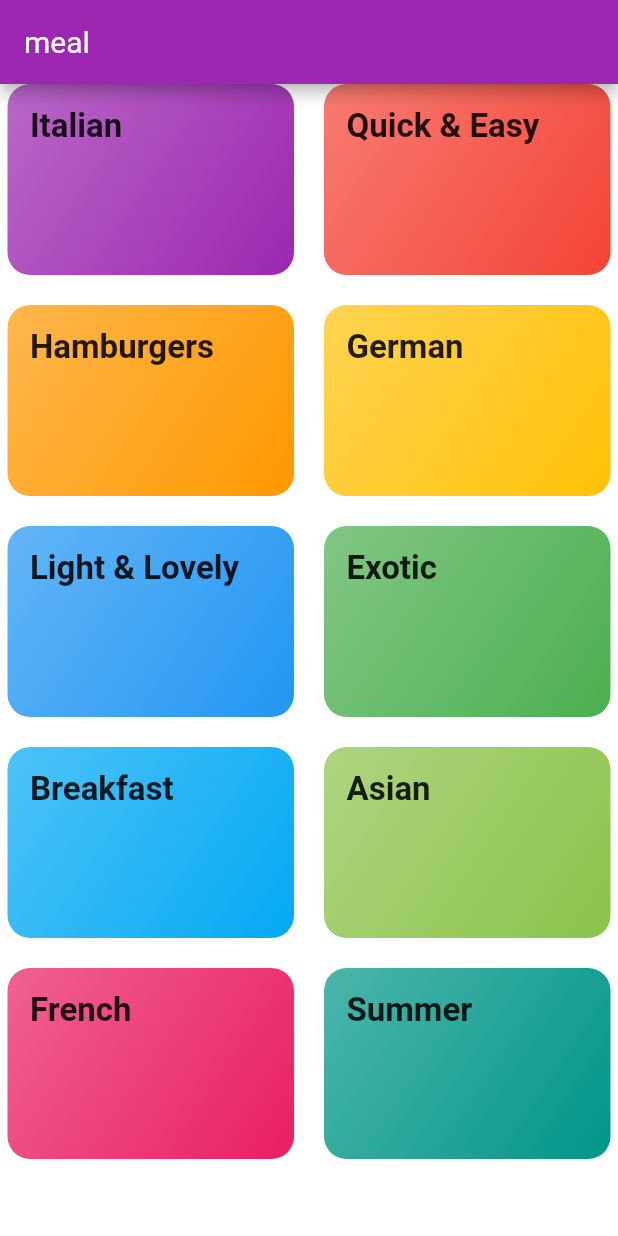
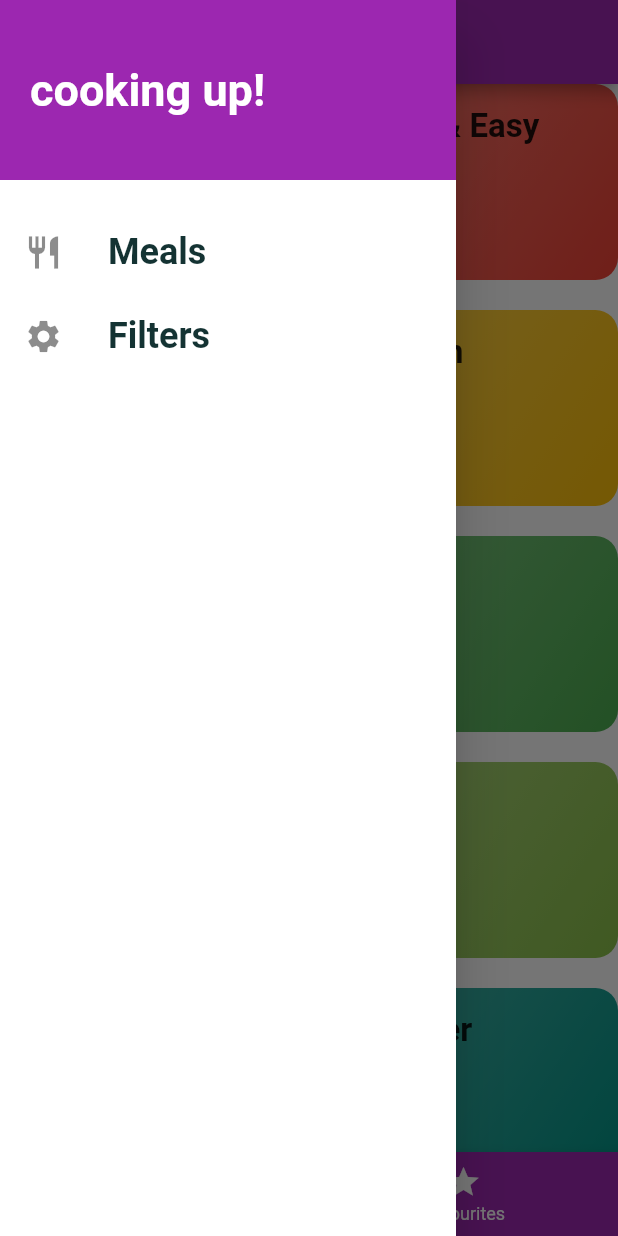
Before and after one commit to viktorvoltz/mealstop, a Flutter app: the screen it shows after launch, with the side drawer open (before the commit the screen has no drawer), on a phone screen of 412 x 824 dp. Run offline on Flutter 3.47's test engine with Material 2 defaults, Android fonts, the phone set to English and light mode, and no system bars; Roboto replaces fonts that are missing (RobotoCondensed).

Commit message:
new commits

```diff
--- a/lib/main.dart
+++ b/lib/main.dart
@@ -1,11 +1,71 @@
 import 'package:flutter/material.dart';
+import 'dummy_data.dart';
+import 'screens/filters_screen.dart';
+import 'screens/tabs_screen.dart';
 import 'screens/meal_detail.dart';
 import 'screens/category_meals_screen.dart';
 import 'screens/categories_screen.dart';
+import 'models/meal.dart';
 
 void main() => runApp(MyApp());
 
-class MyApp extends StatelessWidget {
+class MyApp extends StatefulWidget {
+  @override
+  _MyAppState createState() => _MyAppState();
+}
+
+class _MyAppState extends State<MyApp> {
+
+  Map<String, bool> _filters = {
+    'gluten': false,
+    'lactose': false,
+    'vegan': false,
+    'vegetarian': false,
+  };
+
+  List<Meal> _availableMeals = DUMMY_MEALS;
+
+  List<Meal> _favouriteMeals = [];
+
+  void _setFilters(Map<String, bool> filterData){
+    setState(() {
+      _filters = filterData;
+
+      _availableMeals = DUMMY_MEALS.where((element) {
+        if (_filters['gluten'] && !element.isGlutenFree){
+          return false;
+        }
+        if (_filters['lactose'] && !element.isLactoseFree){
+          return false;
+        }
+        if (_filters['vegan'] && !element.isVegan){
+          return false;
+        }
+        if (_filters['vegetarian'] && !element.isVegetarian){
+          return false;
+        }
+        return true;
+      }).toList();
+    });
+  }
+
+  void _toggleFavourite(String mealId){
+    final existingIndex =  _favouriteMeals.indexWhere((element) => element.id == mealId);
+    if (existingIndex >= 0) {
+      setState(() {
+        _favouriteMeals.removeAt(existingIndex);
+      });
+    } else {
+      setState(() {
+        _favouriteMeals.add(DUMMY_MEALS.firstWhere((element) => element.id == mealId));
+      });
+    }
+  }
+
+  bool _isMealFavourite(String id){
+    return _favouriteMeals.any((element) => element.id == id);
+  }
+
   @override
   Widget build(BuildContext context) {
     return MaterialApp(
@@ -27,9 +87,10 @@ class MyApp extends StatelessWidget {
               )),
       // home: CategoriesScreen(),
       routes: {
-        '/': (ctx) => CategoriesScreen(),
-        CategoryMealsScreen.routeName: (ctx) => CategoryMealsScreen(),
-        MealDetailScreen.routeName: (ctx) => MealDetailScreen(),
+        '/': (ctx) => TabScreen(_favouriteMeals),
+        CategoryMealsScreen.routeName: (ctx) => CategoryMealsScreen(_availableMeals),
+        MealDetailScreen.routeName: (ctx) => MealDetailScreen(_toggleFavourite, _isMealFavourite),
+        FiltersScreen.routeName: (ctx) => FiltersScreen(_filters, _setFilters),
       },
       // onGenerateRoute: (settings) {
         // print(settings.arguments);
--- a/lib/screens/categories_screen.dart
+++ b/lib/screens/categories_screen.dart
@@ -5,13 +5,7 @@ import '../widget/category_item.dart';
 class CategoriesScreen extends StatelessWidget {
   @override
   Widget build(BuildContext context) {
-    return Scaffold(
-      appBar: AppBar(
-        title: const Text('meal')
-      ),
-      body: Container(
-        margin: const EdgeInsets.only(left: 5, right: 5),
-        child: GridView(
+    return GridView(
 
           children: DUMMY_CATEGORIES
               .map((catData) => CategoryItem(catData.id, catData.title, catData.color,))
@@ -22,8 +16,6 @@ class CategoriesScreen extends StatelessWidget {
             mainAxisSpacing: 20,
             crossAxisSpacing: 20,
           ),
-        ),
-      ),
     );
   }
 }
--- /dev/null
+++ b/lib/screens/tabs_screen.dart
@@ -0,0 +1,72 @@
+import 'package:flutter/material.dart';
+import '../models/meal.dart';
+import '../widget/main_drawer.dart';
+import 'favourites_screen.dart';
+import 'categories_screen.dart';
+
+class TabScreen extends StatefulWidget {
+
+  final List<Meal> favouriteMeals;
+  TabScreen(this.favouriteMeals);
+
+  @override
+  _TabScreenState createState() => _TabScreenState();
+}
+
+class _TabScreenState extends State<TabScreen> {
+
+
+  List<Map<String, Object>> _pages;
+  int _selectedPageIndex = 0;
+
+  @override
+  void initState() {
+    _pages = [
+    {'page': CategoriesScreen(), 'title': 'Categories'},
+    {'page': FavouritesScreen(widget.favouriteMeals), 'title': 'Your Favourite',}];
+    super.initState();
+  }
+
+  void _selectPage(int index){
+    setState(() {
+      _selectedPageIndex = index;
+    });
+  }
+
+
+  @override
+  Widget build(BuildContext context) {
+    return /*DefaultTabController(
+      length: 2,
+      child:*/ Scaffold(
+
+        appBar: AppBar(
+          title: Text(_pages[_selectedPageIndex]['title']),
+          /*bottom: TabBar(
+            tabs: <Widget>[
+              Tab(icon: Icon(Icons.category), text: 'Categories'),
+              Tab(icon: Icon(Icons.star), text: 'Favourites',),
+            ],
+          ),*/
+        ),
+        drawer: MainDrawer(),
+        body: _pages[_selectedPageIndex]['page'],/*TabBarView(children: <Widget>[
+          CategoriesScreen(),
+          FavouritesScreen(),
+        ],),*/
+
+        bottomNavigationBar: BottomNavigationBar(
+          onTap: _selectPage,
+          backgroundColor: Theme.of(context).primaryColor,
+          unselectedItemColor: Colors.white,
+          selectedItemColor: Theme.of(context).accentColor,
+          currentIndex: _selectedPageIndex,
+          // type: BottomNavigationBarType.shifting,
+          items: [
+            BottomNavigationBarItem(icon: Icon(Icons.category), title:  Text('Categories')),
+            BottomNavigationBarItem(icon: Icon(Icons.star), title:  Text('Favourites')),
+          ],
+        ),
+    );
+  }
+}
--- /dev/null
+++ b/lib/widget/main_drawer.dart
@@ -0,0 +1,49 @@
+import 'package:flutter/material.dart';
+import '../screens/filters_screen.dart';
+
+class MainDrawer extends StatelessWidget {
+  Widget buildListTile(String title, IconData icon, Function tapHandler) {
+    return ListTile(
+      leading: Icon(icon, size: 26),
+      title: Text(
+        title,
+        style: TextStyle(
+            fontFamily: 'RobotoCondensed',
+            fontSize: 24,
+            fontWeight: FontWeight.bold),
+      ),
+      onTap: tapHandler,
+    );
+  }
+
+  @override
+  Widget build(BuildContext context) {
+    return Drawer(
+      child: Column(
+        children: <Widget>[
+          Container(
+            height: 120,
+            width: double.infinity,
+            padding: EdgeInsets.all(20),
+            alignment: Alignment.centerLeft,
+            color: Theme.of(context).primaryColor,
+            child: Text('cooking up!',
+                style: TextStyle(
+                    fontWeight: FontWeight.w700,
+                    fontSize: 30,
+                    color: Colors.white)),
+          ),
+          SizedBox(
+            height: 20,
+          ),
+        buildListTile('Meals', Icons.restaurant, (){
+          Navigator.of(context).pushReplacementNamed('/');
+        }),
+        buildListTile('Filters', Icons.settings, (){
+          Navigator.of(context).pushReplacementNamed(FiltersScreen.routeName);
+        }),
+        ],
+      ),
+    );
+  }
+}
```
Also changed, not shown: lib/screens/category_meals_screen.dart (+51 -19 lines), lib/screens/favourites_screen.dart (added, +32 -0 lines), lib/screens/filters_screen.dart (added, +117 -0 lines), lib/screens/meal_detail.dart (+10 -0 lines), lib/widget/meal_item.dart (+9 -2 lines).
